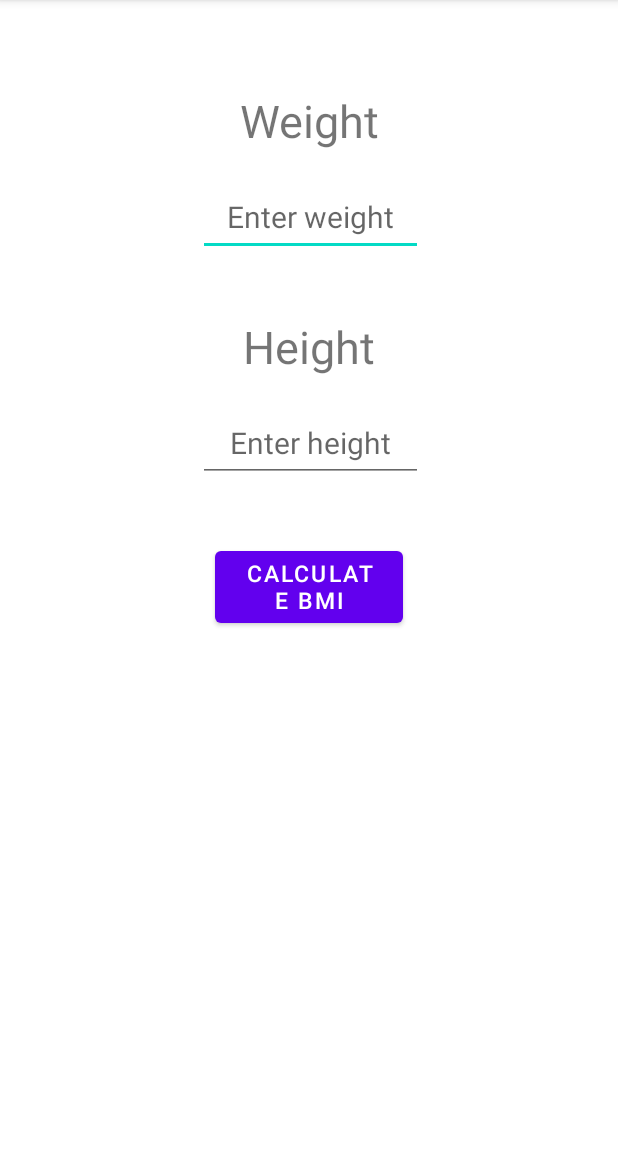
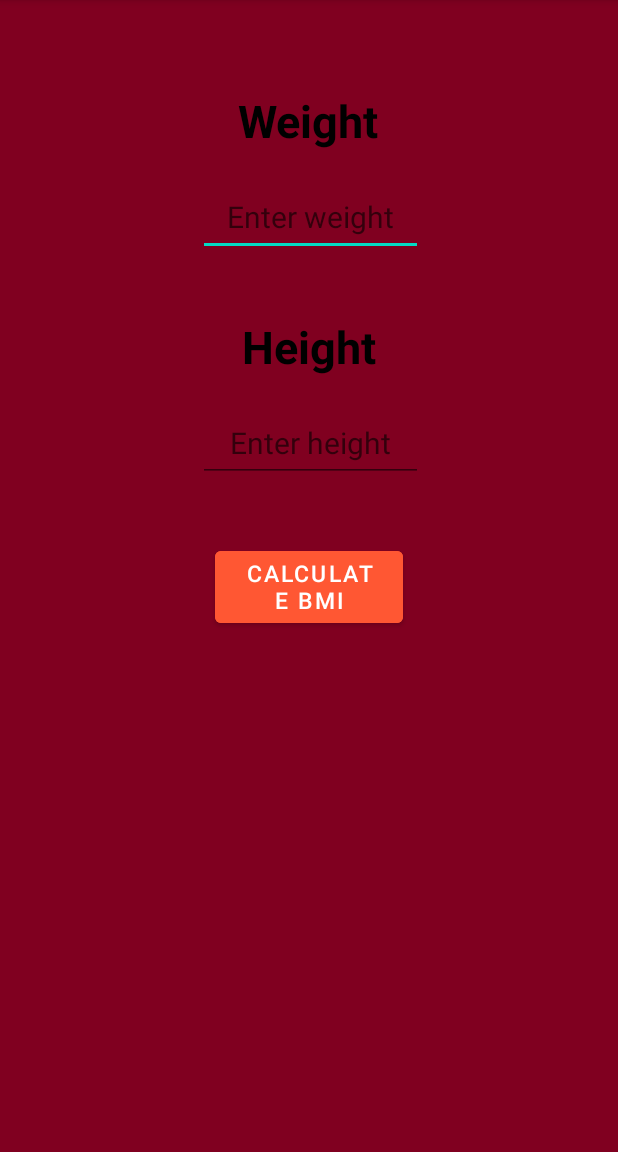
Before and after one commit to Shahrukh1505/bmi_calculator, an Android app: the screen it shows after launch (MainActivity), after a tap on "CALCULATE BMI", on a phone screen of 412 x 824 dp, the part 84-1236 px from its top. Run offline under Robolectric (Android 15) with nearby library versions, the phone set to English and light mode, and no system bars.

Commit message:
changing background color on click

```diff
--- a/app/src/main/java/com/example/bmicalculator/MainActivity.java
+++ b/app/src/main/java/com/example/bmicalculator/MainActivity.java
@@ -6,6 +6,7 @@ import android.os.Bundle;
 import android.view.View;
 import android.widget.Button;
 import android.widget.EditText;
+import android.widget.LinearLayout;
 import android.widget.TextView;
 
 public class MainActivity extends AppCompatActivity {
@@ -13,6 +14,7 @@ public class MainActivity extends AppCompatActivity {
  EditText weight;
  TextView result;
  Button button;
+ LinearLayout linearLayout;
     @Override
     protected void onCreate(Bundle savedInstanceState) {
         super.onCreate(savedInstanceState);
@@ -21,15 +23,41 @@ public class MainActivity extends AppCompatActivity {
         weight = (EditText)findViewById(R.id.weight);
         height = (EditText)findViewById(R.id.height);
         result = (TextView)findViewById(R.id.result);
+        linearLayout = findViewById(R.id.linearLayout);
 button = (Button)findViewById(R.id.calc);
 button.setOnClickListener(new View.OnClickListener() {
     @Override
     public void onClick(View v) {
+
         calculateBMI(button);
+        int a = (int)(Math.random()*10)/2;
+        if(a == 0){
+            linearLayout.setBackgroundResource(R.color.white);
+        }
+        else if(a == 1){
+            linearLayout.setBackgroundResource(R.color.blue);
+        }
+        else if(a == 2){
+            linearLayout.setBackgroundResource(R.color.purple);
+        }
+        else if(a == 3){
+            linearLayout.setBackgroundResource(R.color.burgundy);
+        }
+        else if(a == 4){
+            linearLayout.setBackgroundResource(R.color.mimosa);
+        }
+        else{
+            linearLayout.setBackgroundResource(R.color.brown);
+        }
     }
+
+
+
+
 });
 
     }
+
     public void calculateBMI(View v){
         String heightStr = height.getText().toString();
         String weightStr = weight.getText().toString();
--- a/app/src/main/res/layout/activity_main.xml
+++ b/app/src/main/res/layout/activity_main.xml
@@ -4,6 +4,7 @@
     xmlns:tools="http://schemas.android.com/tools"
     android:layout_width="match_parent"
     android:layout_height="match_parent"
+    android:id="@+id/linearLayout"
     android:orientation="vertical"
     tools:context=".MainActivity">
 
@@ -12,6 +13,8 @@
         android:layout_width="wrap_content"
         android:layout_height="wrap_content"
         android:text="@string/weight"
+        android:textColor="@color/black"
+        android:textStyle="bold"
         android:textSize="30sp"
         android:layout_marginTop="60dp"
         android:textAlignment="center"
@@ -34,6 +37,8 @@
         android:layout_width="wrap_content"
         android:layout_height="wrap_content"
         android:text="@string/height"
+        android:textStyle="bold"
+        android:textColor="@color/black"
         android:textSize="30sp"
         android:layout_marginTop="40dp"
         android:textAlignment="center"
@@ -55,6 +60,7 @@
     android:layout_width="125dp"
     android:layout_height="60dp"
     android:layout_marginTop="40dp"
+    android:backgroundTint="@color/bright"
     android:text="@string/bmi"
     android:gravity="center_horizontal"
     android:layout_marginLeft="143dp"
@@ -67,5 +73,7 @@
         android:layout_gravity="center_horizontal"
         android:gravity="center_horizontal"
         android:layout_marginTop="25dp"
-        android:textSize="20sp"/>
+        android:textSize="20sp"
+        android:textStyle="bold"
+        android:fontFamily="cursive"/>
 </LinearLayout>
--- a/app/src/main/res/values/colors.xml
+++ b/app/src/main/res/values/colors.xml
@@ -7,4 +7,10 @@
     <color name="teal_700">#FF018786</color>
     <color name="black">#FF000000</color>
     <color name="white">#FFFFFFFF</color>
+    <color name="bright">#FF5733</color>
+    <color name="blue">#87CEEB</color>
+    <color name="brown">#964B00</color>
+    <color name="burgundy">#800020</color>
+    <color name="purple">#800080</color>
+    <color name="mimosa">#FFCA4B</color>
 </resources>
```
